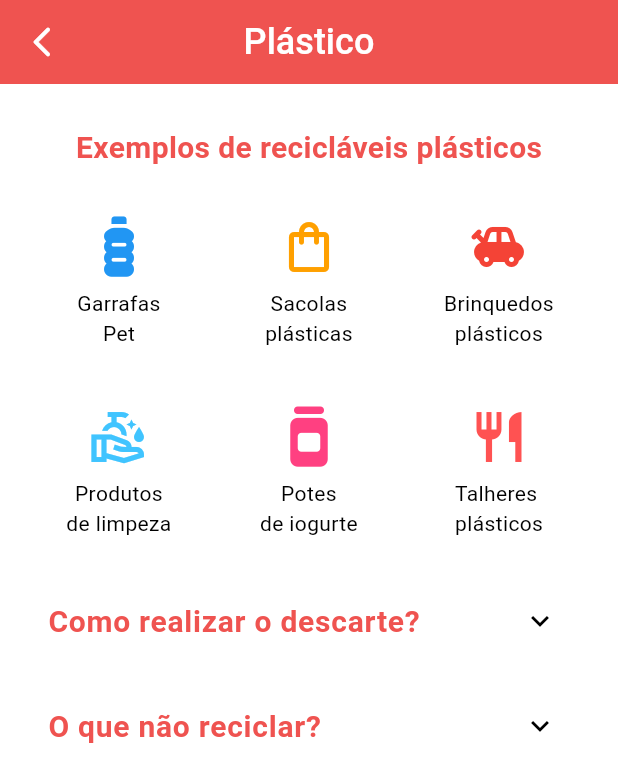
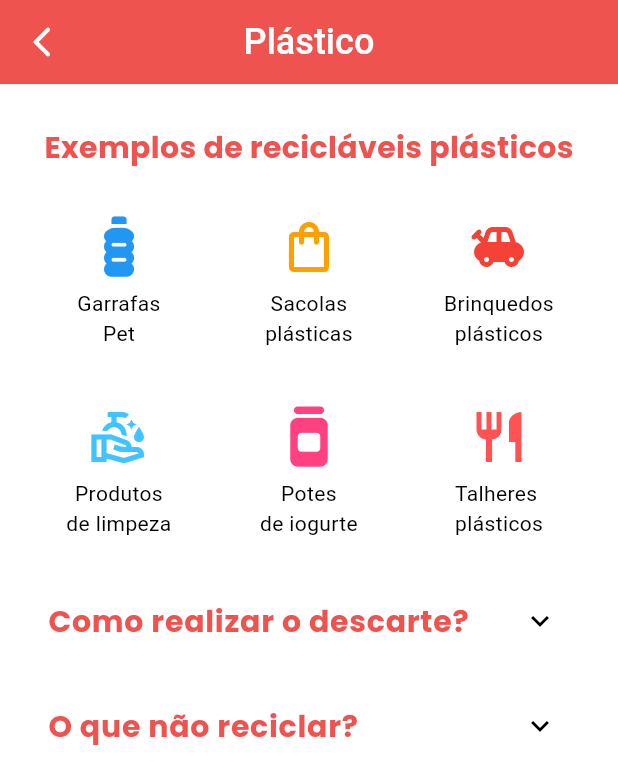
Before and after one commit to Nina-ns/Taca-la, a Flutter app: the screen it shows after launch, after a tap on "Plástico", on a phone screen of 412 x 824 dp. Shown: the top 784 px of the screen. Run offline on Flutter 3.47's test engine with Material 3 defaults, Android fonts, the phone set to English and light mode, and no system bars; our stand-ins replace font_awesome_flutter, google_fonts.

Commit message:
refactor: ajeitando as fontes para o app (implementar mais depois)

```diff
--- a/lib/app/modules/infos/construct_tiles.dart
+++ b/lib/app/modules/infos/construct_tiles.dart
@@ -1,4 +1,5 @@
 import 'package:flutter/material.dart';
+import 'package:google_fonts/google_fonts.dart';
 
 ListTile buildListTile(
     {required BuildContext context,
@@ -10,7 +11,7 @@ ListTile buildListTile(
       padding: const EdgeInsets.only(bottom: 8),
       child: Text(
         title,
-        style: TextStyle(
+        style: GoogleFonts.poppins(
           color: color,
           fontSize: 20,
           fontWeight: FontWeight.bold,
@@ -19,7 +20,7 @@ ListTile buildListTile(
     ),
     subtitle: Text(
       subtitle,
-      style: const TextStyle(
+      style: GoogleFonts.roboto(
         fontSize: 16,
       ),
     ),
@@ -34,7 +35,7 @@ Widget buildExpansionTile(
   return ExpansionTile(
     title: Text(
       title,
-      style: TextStyle(
+      style: GoogleFonts.poppins(
         color: color,
         fontSize: 20,
         fontWeight: FontWeight.bold,
@@ -45,7 +46,9 @@ Widget buildExpansionTile(
         padding: const EdgeInsets.symmetric(horizontal: 16.0),
         child: Text(
           subtitle,
-          style: const TextStyle(fontSize: 16),
+          style: GoogleFonts.roboto(
+            fontSize: 16,
+          ),
         ),
       ),
     ],
--- a/lib/main.dart
+++ b/lib/main.dart
@@ -5,6 +5,7 @@ import 'package:taca_la/app/modules/infos/info_plastico.dart';
 import 'package:taca_la/app/modules/infos/info_papel.dart';
 import 'package:taca_la/app/modules/infos/info_vidro.dart';
 import 'package:taca_la/app/modules/infos/info_metal.dart';
+import 'package:google_fonts/google_fonts.dart';
 
 void main() => runApp(MyApp());
 
@@ -21,11 +22,14 @@ class MyApp extends StatelessWidget {
           backgroundColor: Colors.white,
           accentColor: Colors.greenAccent,
         ),
-          textTheme: const TextTheme(
-              displayLarge: TextStyle(
-                  color: Colors.white, fontFamily: 'Poppins', fontSize: 28),
-              bodyLarge: TextStyle(
-                  color: Colors.white, fontFamily: 'Roboto', fontSize: 32))),
+        textTheme: TextTheme(
+          displayLarge: GoogleFonts.poppins(
+              fontWeight: FontWeight.bold,
+              color: Colors.white, fontSize: 28),
+          bodyLarge: const TextStyle(
+              color: Colors.white, fontFamily: 'Roboto', fontSize: 32),
+        ),
+      ),
       initialRoute: '/',
       routes: {
         '/': (context) => const PaginaInicialView(),
--- a/pubspec.yaml
+++ b/pubspec.yaml
@@ -29,6 +29,7 @@ dependencies:
   # Use with the CupertinoIcons class for iOS style icons.
   cupertino_icons: ^1.0.6
   url_launcher: ^6.0.20
+  google_fonts: ^6.2.1
 dev_dependencies:
   flutter_test:
     sdk: flutter
@@ -46,7 +47,6 @@ flutter:
   # To add Flutter specific assets to your application, add an assets section,
   # like this:
   assets:
-  - lib/app/data/repositories/images/reciclagem-do-plastico-etapas.webp
 
   # An image asset can refer to one or more resolution-specific "variants", see
   # https://flutter.dev/assets-and-images/#resolution-aware
```
Also changed, not shown: lib/app/data/repositories/images/reciclagem-do-plastico-etapas.webp (deleted), pubspec.lock. Lines whose indentation alone changed are shown as unchanged.
